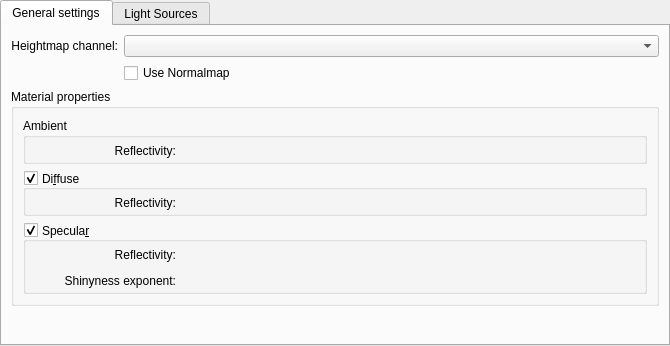
The window that plugins/filters/phongbumpmap/wdgphongbumpmap.ui (KDE/krita) describes before a commit, drawn with Qt 5.
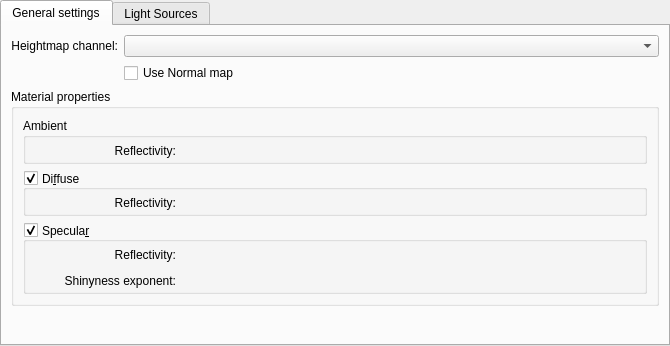
The same window after the commit. Custom widgets are drawn as their Qt base class.

Commit message: Add spaces between words

The edit to the form file:
```diff
--- a/plugins/filters/phongbumpmap/wdgphongbumpmap.ui
+++ b/plugins/filters/phongbumpmap/wdgphongbumpmap.ui
@@ -402,7 +402,7 @@
        <item row="1" column="1">
         <widget class="QCheckBox" name="useNormalMap">
          <property name="text">
-          <string extracomment="Whether or not this filter should only use a given channel or use all channels and treat them as a normal map">Use Normalmap</string>
+          <string extracomment="Whether or not this filter should only use a given channel or use all channels and treat them as a normal map">Use Normal map</string>
          </property>
          <property name="tristate">
           <bool>false</bool>
```
The commit also changes 1 other file.
